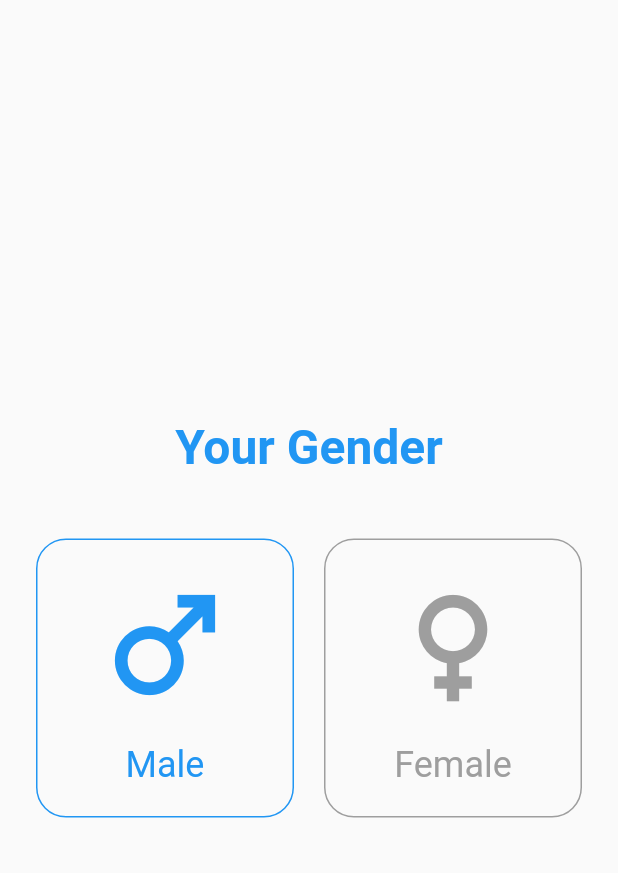
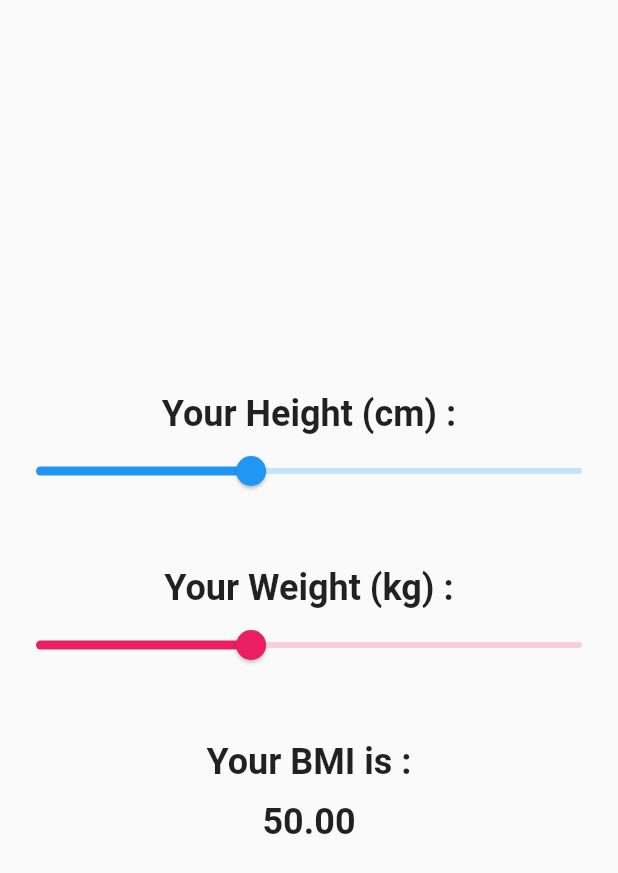
Before and after one commit to asrafilll/flutter_jobs_app, a Flutter app: the screen it shows after launch, on a phone screen of 412 x 824 dp. Shown: the top 873 px of the screen. Run offline on Flutter 3.47's test engine with Material 2 defaults, Android fonts, the phone set to English and light mode, and no system bars.

Commit message:
BMI Apps UI

```diff
--- /dev/null
+++ b/lib/bmi_apps/main.dart
@@ -0,0 +1,67 @@
+import 'package:flutter/material.dart';
+
+class BMIApp extends StatelessWidget {
+  const BMIApp({super.key});
+
+  @override
+  Widget build(BuildContext context) {
+    return Scaffold(
+      body: Center(
+        child: Column(
+          mainAxisAlignment: MainAxisAlignment.center,
+          children: [
+            const Text(
+              'Your Height (cm) :',
+              style: TextStyle(
+                fontSize: 24,
+                fontWeight: FontWeight.w600,
+              ),
+            ),
+            Slider(
+              min: 1,
+              max: 100,
+              value: 40,
+              onChanged: (newValue) {
+                print('Your Weight $newValue');
+              },
+            ),
+            const SizedBox(height: 40),
+            const Text(
+              'Your Weight (kg) :',
+              style: TextStyle(
+                fontSize: 24,
+                fontWeight: FontWeight.w600,
+              ),
+            ),
+            Slider(
+              activeColor: Colors.pink,
+              inactiveColor: Colors.pink.withOpacity(0.2),
+              min: 1,
+              max: 100,
+              value: 40,
+              onChanged: (newValue) {
+                print('Your Height $newValue');
+              },
+            ),
+            const SizedBox(height: 40),
+            const Text(
+              'Your BMI is :',
+              style: TextStyle(
+                fontSize: 24,
+                fontWeight: FontWeight.w600,
+              ),
+            ),
+            const SizedBox(height: 12),
+            const Text(
+              '50.00',
+              style: TextStyle(
+                fontSize: 24,
+                fontWeight: FontWeight.w600,
+              ),
+            ),
+          ],
+        ),
+      ),
+    );
+  }
+}
--- a/lib/main.dart
+++ b/lib/main.dart
@@ -1,6 +1,6 @@
 import 'package:flutter/material.dart';
+import 'package:jobs_app/bmi_apps/main.dart';
 import 'package:jobs_app/gender_apps/gender_provider.dart';
-import 'package:jobs_app/gender_apps/main.dart';
 import 'package:provider/provider.dart';
 
 void main() {
@@ -20,7 +20,7 @@ class MyApp extends StatelessWidget {
         theme: ThemeData(
           primarySwatch: Colors.blue,
         ),
-        home: const GenderApp(),
+        home: const BMIApp(),
       ),
     );
   }
```
